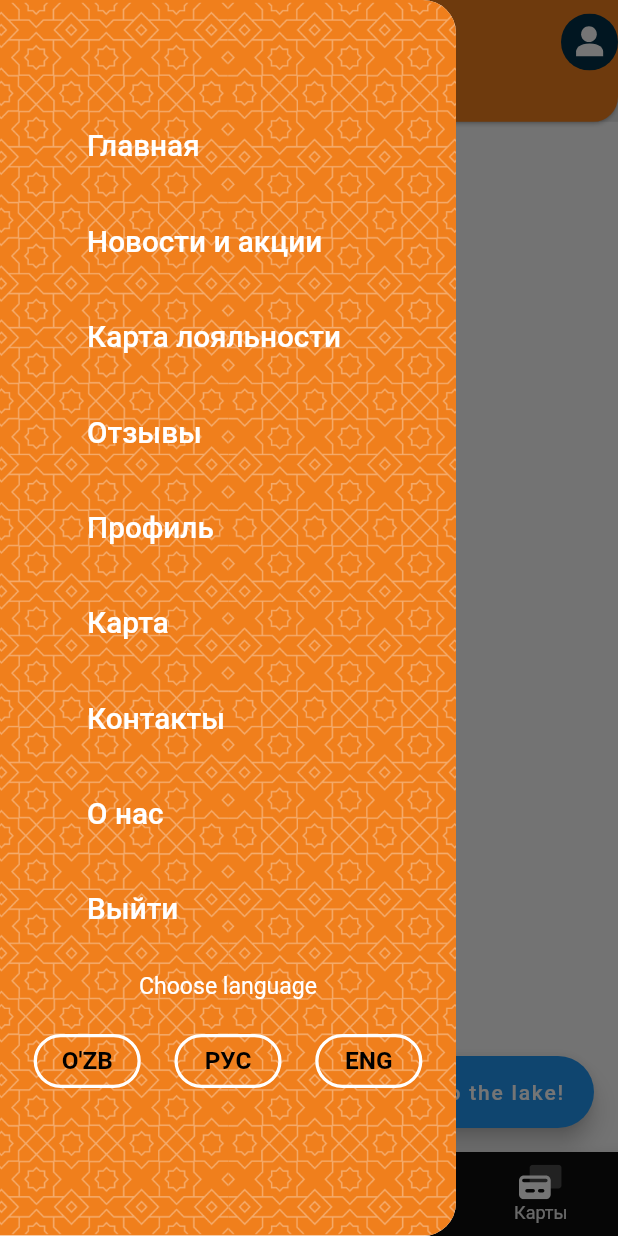
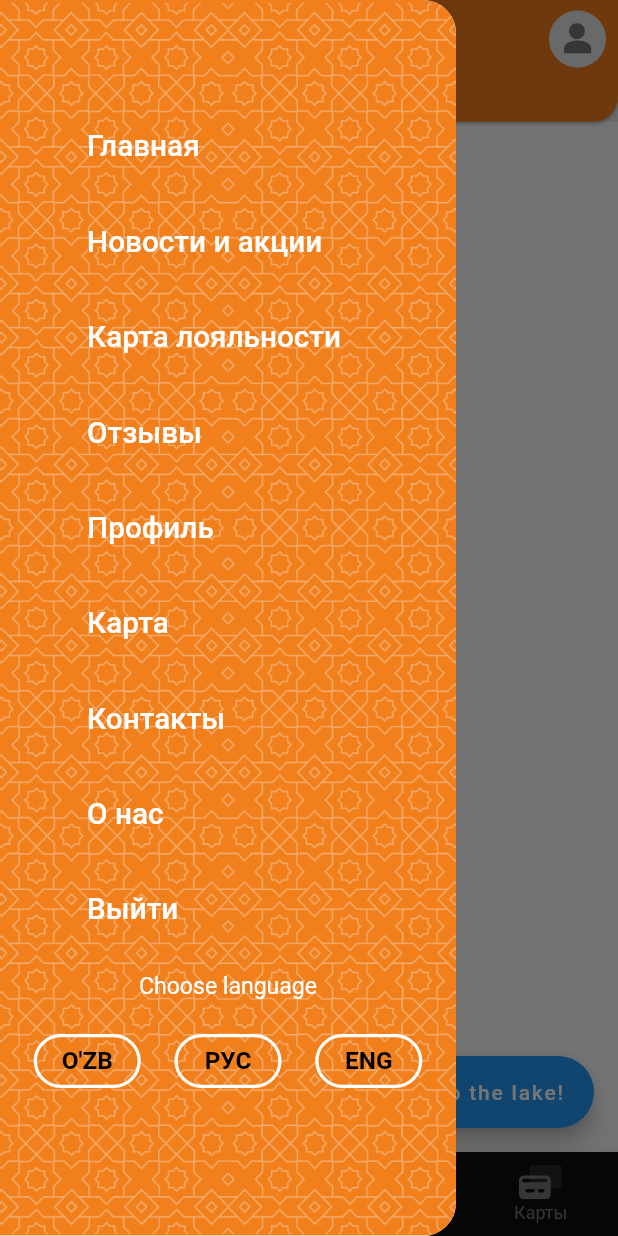
Before and after one commit to Ramazon-dev/Asia.uz, a Flutter app: the MainPage screen opened directly, item 2 of the bottom bar chosen, with the side drawer open, on a phone screen of 412 x 824 dp. Run offline on Flutter 3.47's test engine with Material 2 defaults, Android fonts, the phone set to English and light mode, and no system bars; our stand-ins replace bloc, easy_localization, flash, flutter_bloc, flutter_svg, geolocator and 6 more; missing offline and left inert: easy_padding, qr_code_scanner; accounts and stored records are empty.

Commit message:
qogan kamchiliklar

```diff
--- a/lib/core/svg/svg_icons.dart
+++ b/lib/core/svg/svg_icons.dart
@@ -1,7 +1,7 @@
 class SvgIcons {
   static String home = 'assets/icons/home.svg';
   static String card = 'assets/icons/cards.svg';
-  static String avatar = 'assets/icons/avatar.svg';
+  static String avatar = 'assets/icons/avatar_mini.svg';
   static String menu = 'assets/icons/meny.svg';
   static String review = 'assets/icons/review.svg';
   static String shops = 'assets/icons/shop.svg';
--- a/lib/core/theme/app_colors.dart
+++ b/lib/core/theme/app_colors.dart
@@ -6,6 +6,8 @@ class AppColors {
 
   static const Color drawerBgColor = Color(0xFF023047);
   static const Color unselectedColor = Color(0xFFE5E5E5);
+  static const Color bottomUnselectedColor = Color(0xFF767676);
+
   static const Color black = Colors.black;
   static const Color orange = Color(0xFF70E000);
   static const Color teal = Color(0xFF9E9FA8);
--- a/lib/core/widgets/appbar_widget.dart
+++ b/lib/core/widgets/appbar_widget.dart
@@ -7,7 +7,7 @@ class AppBarWidget extends StatelessWidget with PreferredSizeWidget {
   @override
   Widget build(BuildContext context) {
     return AppBar(
-      iconTheme: IconThemeData(color: AppColors.black),
+      iconTheme: const IconThemeData(color: AppColors.black),
       backgroundColor: AppColors.transparentColor,
       elevation: 0,
     );
--- a/lib/core/widgets/bottom_navifation_bar.dart
+++ b/lib/core/widgets/bottom_navifation_bar.dart
@@ -13,12 +13,11 @@ class MyBottomNavigationBar extends StatelessWidget {
 
   @override
   Widget build(BuildContext context) {
-
     var _context = context.watch<BottomNavigationBarProvider>();
     SizeConfig().init(context);
     return BottomNavigationBar(
-      unselectedItemColor: AppColors.unselectedColor,
-      selectedItemColor: AppColors.unselectedColor,
+      unselectedItemColor: AppColors.bottomUnselectedColor,
+      selectedItemColor: AppColors.bottomUnselectedColor,
       backgroundColor: AppColors.bottomNavigationBgColor,
       items: [
         BottomNavigationBarItem(
@@ -30,6 +29,7 @@ class MyBottomNavigationBar extends StatelessWidget {
                 )
               : SvgPicture.asset(
                   SvgIcons.home,
+                  color: AppColors.bottomUnselectedColor,
                 ),
         ),
         BottomNavigationBarItem(
@@ -39,7 +39,10 @@ class MyBottomNavigationBar extends StatelessWidget {
                   SvgIcons.shops,
                   color: AppColors.orangeColor,
                 )
-              : SvgPicture.asset(SvgIcons.shops),
+              : SvgPicture.asset(
+                  SvgIcons.shops,
+                  color: AppColors.bottomUnselectedColor,
+                ),
         ),
         BottomNavigationBarItem(
           label: 'Отзывы',
@@ -48,7 +51,10 @@ class MyBottomNavigationBar extends StatelessWidget {
                   SvgIcons.review,
                   color: AppColors.orangeColor,
                 )
-              : SvgPicture.asset(SvgIcons.review),
+              : SvgPicture.asset(
+                  SvgIcons.review,
+                  color: AppColors.bottomUnselectedColor,
+                ),
         ),
         BottomNavigationBarItem(
           label: 'Карты',
@@ -57,7 +63,10 @@ class MyBottomNavigationBar extends StatelessWidget {
                   SvgIcons.karti,
                   color: AppColors.orangeColor,
                 )
-              : SvgPicture.asset(SvgIcons.karti),
+              : SvgPicture.asset(
+                  SvgIcons.karti,
+                  color: AppColors.bottomUnselectedColor,
+                ),
         ),
       ],
       type: BottomNavigationBarType.fixed,
--- a/lib/screens/main/main_page.dart
+++ b/lib/screens/main/main_page.dart
@@ -26,7 +26,6 @@ class MainPage extends StatelessWidget {
       child: Consumer<BottomNavigationBarProvider>(
         builder: (context, model, child) => Scaffold(
           onDrawerChanged: (valueDrawer) {
-
             if (_scaoffoldKey.currentState!.isDrawerOpen == true) {
               closeDrawer = true;
             } else {
```
Also changed, not shown: assets/icons/avatar_mini.svg (added).
